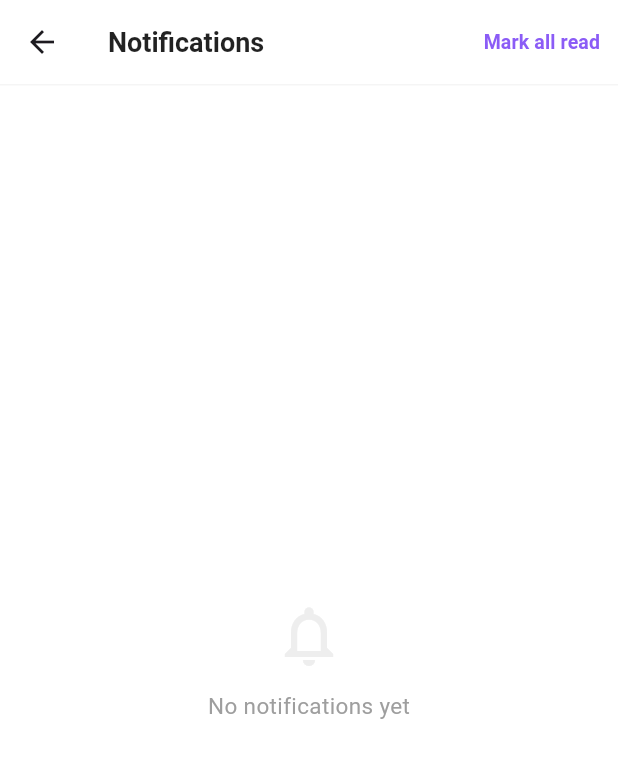
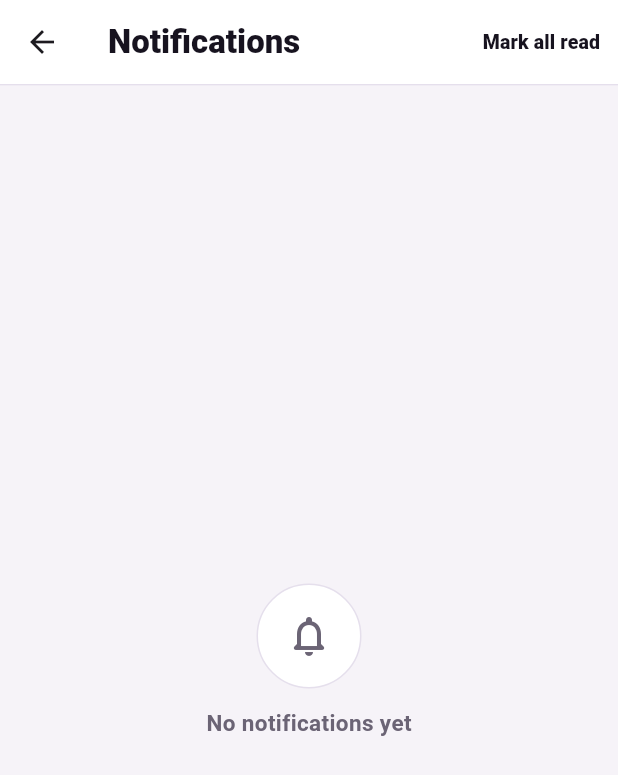
Before and after one commit to jaeqwrty/ThyrftoApp, a Flutter app: the NotificationsPage screen opened directly, on a phone screen of 412 x 824 dp. Shown: the top 775 px of the screen. Run offline on Flutter 3.47's test engine with Material 3 defaults, Android fonts, the phone set to English and light mode, and no system bars; our stand-ins replace cloud_firestore, firebase_auth, firebase_core, flutter_riverpod, geolocator, google_fonts and 4 more; accounts and stored records are empty; generated files the repository leaves out were written again; Roboto replaces fonts that are missing (SF Pro Display).

Commit message:
Refactor app colors and UI components for consistency and improved aesthetics
- Updated primary color to a darker ink shade and added a refined accent color.
- Adjusted background colors for various UI elements to enhance visual hierarchy.
- Standardized text colors across components for better readability.
- Enhanced button styles with consistent border radius and elevation.
- Improved shadow effects for a more modern look.
- Refined input decorations and search bar styles for a cleaner appearance.
- Updated notification and modal designs for better user experience.
- Adjusted font weights and sizes for improved typography consistency.

```diff
--- a/lib/core/constants/app_colors.dart
+++ b/lib/core/constants/app_colors.dart
@@ -8,8 +8,11 @@ class AppColors {
   // PRIMARY COLORS
   // ============================================
 
-  /// Main brand color (Purple)
-  static const Color primary = Color.fromRGBO(139, 92, 246, 1);
+  /// Main brand color (Ink)
+  static const Color primary = Color(0xFF17131F);
+
+  /// Refined accent color used for small highlights.
+  static const Color accent = Color(0xFFA8752A);
 
   /// Very light primary for backgrounds
   static Color primaryBackground = primary.withOpacity(0.1);
@@ -22,7 +25,7 @@ class AppColors {
   // ============================================
 
   /// Main background color
-  static const Color background = Color(0xFFF5F5F7);
+  static const Color background = Color(0xFFF6F3F8);
 
   /// White background
   static const Color backgroundWhite = Colors.white;
@@ -38,13 +41,13 @@ class AppColors {
   // ============================================
 
   /// Primary text color (black)
-  static const Color textPrimary = Colors.black87;
+  static const Color textPrimary = Color(0xFF17131F);
 
   /// Secondary text color (grey)
-  static Color textSecondary = Colors.grey[600]!;
+  static const Color textSecondary = Color(0xFF6B6475);
 
   /// Tertiary text color (light grey)
-  static Color textTertiary = Colors.grey[500]!;
+  static const Color textTertiary = Color(0xFF8E8797);
 
   /// White text
   static const Color textWhite = Colors.white;
@@ -71,13 +74,13 @@ class AppColors {
   // ============================================
 
   /// Border color
-  static Color border = Colors.grey[300]!;
+  static const Color border = Color(0xFFE5DFEC);
 
   /// Border color light
-  static Color borderLight = Colors.grey[200]!;
+  static const Color borderLight = Color(0xFFF4F1F7);
 
   /// Divider color
-  static Color divider = Colors.grey[100]!;
+  static const Color divider = Color(0xFFE5DFEC);
 
   // ============================================
   // STATUS COLORS
--- a/lib/features/home/pages/notification_page.dart
+++ b/lib/features/home/pages/notification_page.dart
@@ -19,6 +19,12 @@ class NotificationsPage extends ConsumerStatefulWidget {
 
 class _NotificationsPageState extends ConsumerState<NotificationsPage> {
   final DatabaseService _db = DatabaseService();
+  static const Color _ink = Color(0xFF17131F);
+  static const Color _muted = Color(0xFF6B6475);
+  static const Color _page = Color(0xFFF6F3F8);
+  static const Color _surface = Color(0xFFFBFAFC);
+  static const Color _line = Color(0xFFE5DFEC);
+  static const Color _accent = Color(0xFFA8752A);
 
   @override
   Widget build(BuildContext context) {
@@ -26,17 +32,18 @@ class _NotificationsPageState extends ConsumerState<NotificationsPage> {
     final notificationService = ref.watch(notificationServiceProvider);
 
     return Scaffold(
-      backgroundColor: AppColors.backgroundWhite,
+      backgroundColor: _page,
       appBar: AppBar(
-        backgroundColor: AppColors.backgroundWhite,
+        backgroundColor: Colors.white,
+        surfaceTintColor: Colors.white,
         elevation: 0,
         centerTitle: false,
         title: const Text(
           'Notifications',
           style: TextStyle(
-            fontSize: 18,
-            fontWeight: FontWeight.bold,
-            color: AppColors.textPrimary,
+            fontSize: 22,
+            fontWeight: FontWeight.w900,
+            color: _ink,
           ),
         ),
         actions: [
@@ -46,17 +53,17 @@ class _NotificationsPageState extends ConsumerState<NotificationsPage> {
             },
             child: Text(
               'Mark all read',
-              style: TextStyle(
-                color: AppColors.primary,
+              style: const TextStyle(
+                color: _ink,
                 fontSize: 13,
-                fontWeight: FontWeight.w600,
+                fontWeight: FontWeight.w800,
               ),
             ),
           ),
         ],
         bottom: PreferredSize(
           preferredSize: const Size.fromHeight(1),
-          child: Divider(height: 1, color: AppColors.divider),
+          child: Divider(height: 1, color: _line),
         ),
       ),
       body: notificationsAsync.when(
@@ -68,13 +75,9 @@ class _NotificationsPageState extends ConsumerState<NotificationsPage> {
           final groupedNotifications = _groupNotifications(notifications);
 
           return ListView.separated(
-            padding: EdgeInsets.zero,
+            padding: const EdgeInsets.fromLTRB(14, 12, 14, 24),
             itemCount: groupedNotifications.length,
-            separatorBuilder: (context, index) => Divider(
-              height: 1,
-              indent: 72,
-              color: AppColors.backgroundGrey,
-            ),
+            separatorBuilder: (context, index) => const SizedBox(height: 10),
             itemBuilder: (context, index) {
               final group = groupedNotifications[index];
               final isGrouped = group['unique_count'] > 1;
@@ -106,10 +109,21 @@ class _NotificationsPageState extends ConsumerState<NotificationsPage> {
                     _handleNotificationTap(group);
                   },
                   child: Container(
-                    color: hasUnread
-                        ? AppColors.primaryBackgroundLight
-                        : Colors.transparent,
-                    padding: const EdgeInsets.symmetric(horizontal: 16, vertical: 10),
+                    decoration: BoxDecoration(
+                      color: Colors.white,
+                      borderRadius: BorderRadius.circular(16),
+                      border: Border.all(
+                        color: hasUnread ? _accent.withValues(alpha: 0.45) : _line,
+                      ),
+                      boxShadow: [
+                        BoxShadow(
+                          color: _ink.withValues(alpha: 0.035),
+                          blurRadius: 18,
+                          offset: const Offset(0, 8),
+                        ),
+                      ],
+                    ),
+                    padding: const EdgeInsets.symmetric(horizontal: 14, vertical: 12),
                     child: isGrouped
                         ? _buildGroupedNotification(group, hasUnread)
                         : _buildSingleNotification(group, hasUnread),
@@ -231,7 +245,7 @@ class _NotificationsPageState extends ConsumerState<NotificationsPage> {
                     child: Container(
                       decoration: BoxDecoration(
                         shape: BoxShape.circle,
-                        border: Border.all(color: AppColors.backgroundWhite, width: 2),
+                        border: Border.all(color: Colors.white, width: 2),
                       ),
                       child: _buildAvatar(displayUserIds[1].toString(), 24, false, type),
                     ),
@@ -250,7 +264,7 @@ class _NotificationsPageState extends ConsumerState<NotificationsPage> {
                 maxLines: 2,
                 overflow: TextOverflow.ellipsis,
                 text: TextSpan(
-                  style: TextStyle(fontSize: 14, color: AppColors.textPrimary, height: 1.3),
+                  style: const TextStyle(fontSize: 14, color: _ink, height: 1.3),
                   children: [
                     TextSpan(
                       text: _getGroupedTitle(type, uniqueCount, group),
@@ -267,7 +281,7 @@ class _NotificationsPageState extends ConsumerState<NotificationsPage> {
                   timeago.format(createdAt),
                   style: TextStyle(
                     fontSize: 11,
-                    color: AppColors.textTertiary,
+                    color: _muted,
                   ),
                 ),
               ],
@@ -302,9 +316,9 @@ class _NotificationsPageState extends ConsumerState<NotificationsPage> {
                   width: 10,
                   height: 10,
                   decoration: BoxDecoration(
-                    color: AppColors.primary,
+                    color: _accent,
                     shape: BoxShape.circle,
-                    border: Border.all(color: AppColors.backgroundWhite, width: 2),
+                    border: Border.all(color: Colors.white, width: 2),
                   ),
                 ),
               ),
@@ -319,7 +333,7 @@ class _NotificationsPageState extends ConsumerState<NotificationsPage> {
                 maxLines: 2,
                 overflow: TextOverflow.ellipsis,
                 text: TextSpan(
-                  style: TextStyle(fontSize: 14, color: AppColors.textPrimary, height: 1.3),
+                  style: const TextStyle(fontSize: 14, color: _ink, height: 1.3),
                   children: [
                     TextSpan(
                       text: "${notification['title'] ?? ''} ",
@@ -330,7 +344,7 @@ class _NotificationsPageState extends ConsumerState<NotificationsPage> {
                     TextSpan(
                       text: notification['body'] ?? '',
                       style: TextStyle(
-                        color: AppColors.textSecondary,
+                        color: _muted,
                         fontWeight: FontWeight.normal,
                       ),
                     ),
@@ -343,7 +357,7 @@ class _NotificationsPageState extends ConsumerState<NotificationsPage> {
                   timeago.format(createdAt),
                   style: TextStyle(
                     fontSize: 11,
-                    color: AppColors.textTertiary,
+                    color: _muted,
                   ),
                 ),
               ],
@@ -364,7 +378,7 @@ class _NotificationsPageState extends ConsumerState<NotificationsPage> {
 
         return CircleAvatar(
           radius: size / 2,
-          backgroundColor: _getNotificationColor(type).withOpacity(0.1),
+          backgroundColor: _getNotificationColor(type).withValues(alpha: 0.1),
           backgroundImage: (profileImageUrl != null && profileImageUrl.isNotEmpty)
               ? NetworkImage(profileImageUrl)
               : null,
@@ -386,7 +400,7 @@ class _NotificationsPageState extends ConsumerState<NotificationsPage> {
   Widget _buildStaticAvatar(String? profileImage, String type, bool hasUnread) {
     return CircleAvatar(
       radius: 20,
-      backgroundColor: _getNotificationColor(type).withOpacity(0.1),
+      backgroundColor: _getNotificationColor(type).withValues(alpha: 0.1),
       backgroundImage: (profileImage != null && profileImage.isNotEmpty)
           ? NetworkImage(profileImage)
           : null,
@@ -403,7 +417,7 @@ class _NotificationsPageState extends ConsumerState<NotificationsPage> {
   Widget _buildDefaultAvatar(String type, bool hasUnread) {
     return CircleAvatar(
       radius: 20,
-      backgroundColor: _getNotificationColor(type).withOpacity(0.1),
+      backgroundColor: _getNotificationColor(type).withValues(alpha: 0.1),
       child: Icon(
         _getNotificationIcon(type),
         color: _getNotificationColor(type),
@@ -499,11 +513,28 @@ class _NotificationsPageState extends ConsumerState<NotificationsPage> {
       child: Column(
         mainAxisAlignment: MainAxisAlignment.center,
         children: [
-          Icon(Icons.notifications_none, size: 48, color: AppColors.borderLight),
+          Container(
+            width: 70,
+            height: 70,
+            decoration: BoxDecoration(
+              color: Colors.white,
+              shape: BoxShape.circle,
+              border: Border.all(color: _line),
+            ),
+            child: const Icon(
+              Icons.notifications_none_rounded,
+              size: 32,
+              color: _muted,
+            ),
+          ),
           const SizedBox(height: 12),
           Text(
             'No notifications yet',
-            style: TextStyle(fontSize: 15, color: AppColors.textTertiary),
+            style: const TextStyle(
+              fontSize: 15,
+              color: _muted,
+              fontWeight: FontWeight.w700,
+            ),
           ),
         ],
       ),
@@ -545,8 +576,8 @@ class _NotificationsPageState extends ConsumerState<NotificationsPage> {
       case 'reply': return Colors.teal;
       case 'share': return AppColors.success;
       case 'message': return AppColors.warning;
-      case 'follow': return AppColors.primary;
-      case 'favorite': return AppColors.primary;
+      case 'follow': return _ink;
+      case 'favorite': return _ink;
       case 'new_listing': return AppColors.success;
       case 'rating': return AppColors.rating;
       default: return AppColors.textSecondary;
```
Also changed, not shown: lib/core/utils/common_decorations.dart (+16 -16 lines), lib/core/utils/common_dialogs.dart (+19 -17 lines), lib/core/utils/common_modals.dart (+14 -9 lines), lib/core/utils/input_decorations.dart (+12 -12 lines), lib/core/utils/snackbar_utils.dart (+46 -42 lines), lib/shared/widgets/app_logo.dart (+11 -17 lines), lib/shared/widgets/category_condition_selection.dart (+8 -7 lines), lib/shared/widgets/custom_elevated_button.dart (+17 -7 lines), lib/shared/widgets/main_navigation.dart (+71 -30 lines), lib/shared/widgets/notification_bell.dart (+21 -5 lines), lib/shared/widgets/search_bar.dart (+12 -13 lines).
